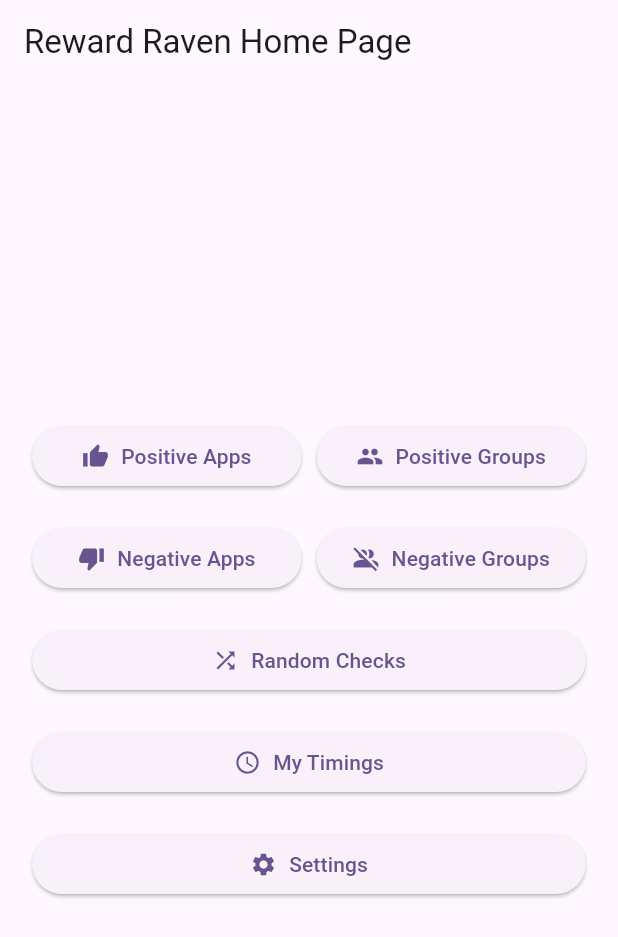
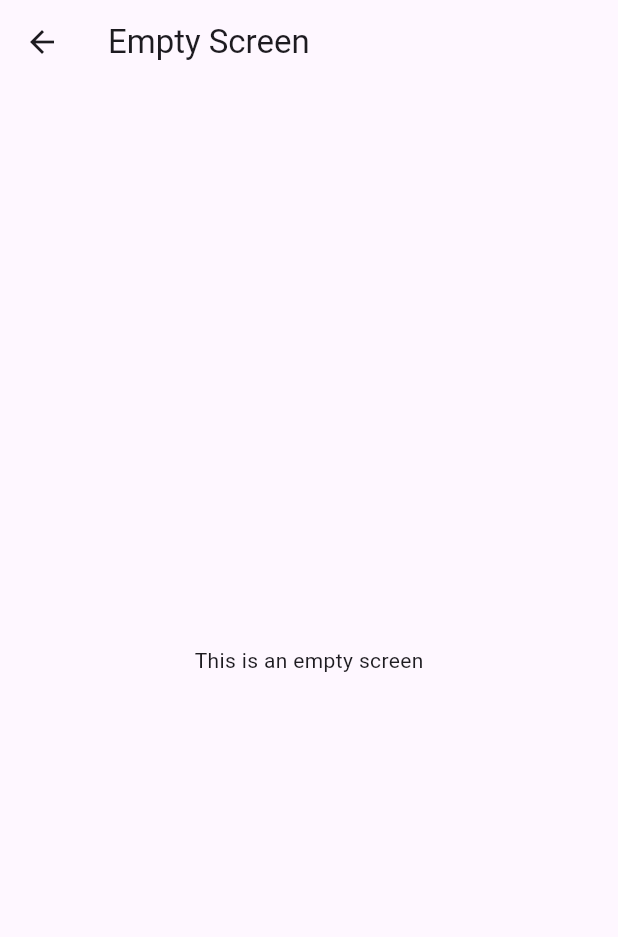
Before and after one commit to zemua/RewardRaven, a Flutter app: the screen it shows after launch, after a tap on "Positive Apps", on a phone screen of 412 x 824 dp. Shown: the top 937 px of the screen. Run offline on Flutter 3.47's test engine with Material 3 defaults, Android fonts, the phone set to English and light mode, and no system bars; generated files the repository leaves out were written again.

Commit message:
app list screen

```diff
--- /dev/null
+++ b/lib/screens/apps/app_list.dart
@@ -0,0 +1,18 @@
+import 'package:flutter/material.dart';
+
+class AppList extends StatelessWidget {
+  const AppList({super.key});
+
+  @override
+  Widget build(BuildContext context) {
+    // TODO pass a positive/negative renderer object in the constructor
+    return Scaffold(
+      appBar: AppBar(
+        title: Text('Empty Screen'),
+      ),
+      body: Center(
+        child: Text('This is an empty screen'),
+      ),
+    );
+  }
+}
--- a/lib/screens/homepage/home_page.dart
+++ b/lib/screens/homepage/home_page.dart
@@ -1,5 +1,7 @@
 import 'package:flutter/material.dart';
 import 'package:flutter_gen/gen_l10n/app_localizations.dart';
+
+import '../apps/app_list.dart';
 
 class HomePage extends StatelessWidget {
   const HomePage({super.key});
@@ -21,7 +23,11 @@ class HomePage extends StatelessWidget {
                     Expanded(
                       child: ElevatedButton(
                         onPressed: () {
-                          print('Positive apps button pressed');
+                          Navigator.push(
+                            context,
+                            MaterialPageRoute(
+                                builder: (context) => const AppList()),
+                          );
                         },
                         child: Row(
                           mainAxisAlignment: MainAxisAlignment.center,
```
